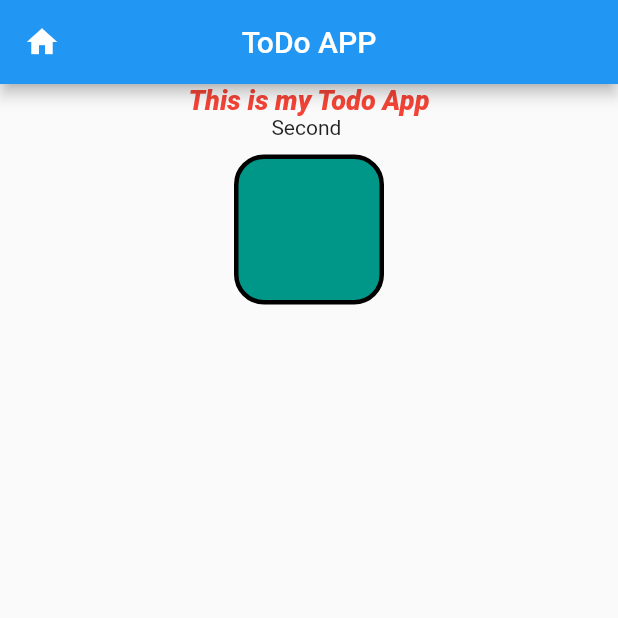
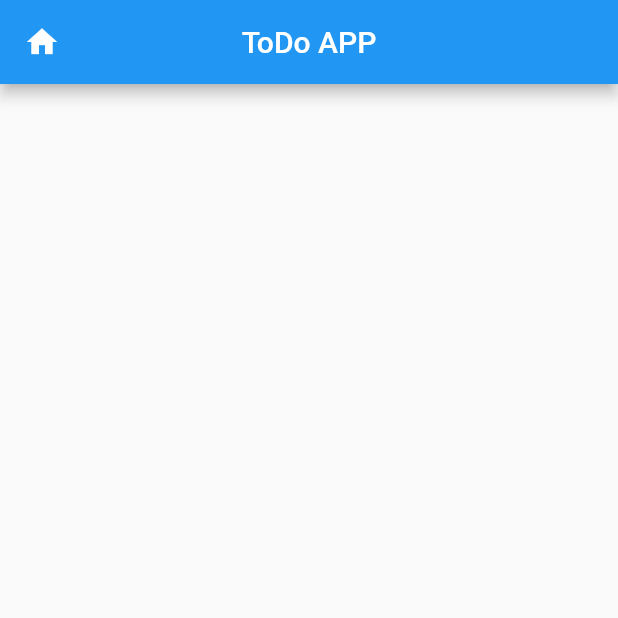
Before and after one commit to Abdul6957/To_do_App, a Flutter app: the screen it shows after launch, on a phone screen of 412 x 824 dp, the top half of it. Run offline on Flutter 3.47's test engine with Material 2 defaults, Android fonts, the phone set to English and light mode, and no system bars.

Commit message:
second commit

```diff
--- a/lib/main.dart
+++ b/lib/main.dart
@@ -20,41 +20,6 @@ class Home extends StatelessWidget {
 
   @override
   Widget build(BuildContext context) {
-    var children2 = <Widget>[
-          Container(
-            child: Center(
-              child: Column(
-                mainAxisAlignment: MainAxisAlignment.center,
-                children: <Widget>[
-                  Text("This is my Todo App",style: TextStyle(
-                    fontSize: 18,
-                    color: Colors.red,
-                    fontStyle: FontStyle.italic,
-                    fontWeight: FontWeight.w800
-                  ),),
-                  Text("Second "),
-                  Padding(
-                    padding: const EdgeInsets.all(10),
-                    child: Container(
-                      height: 100,
-                      width: 100,
-                      decoration: BoxDecoration(
-                        color: Colors.teal,
-                        borderRadius: BorderRadius.circular(20),
-                        border: Border.all(
-                          color: Colors.black,
-                          width: 3,
-
-                        )
-
-                      ),
-                    ),
-                  )
-                ],
-              ),
-            ),
-          ),
-        ];
     return Scaffold(
       appBar: AppBar(
         centerTitle: true,
@@ -62,7 +27,7 @@ class Home extends StatelessWidget {
         title: Text("ToDo APP"),
       ),
       body: Column(
-        children: children2,
+
       ),
     );
   }
```
